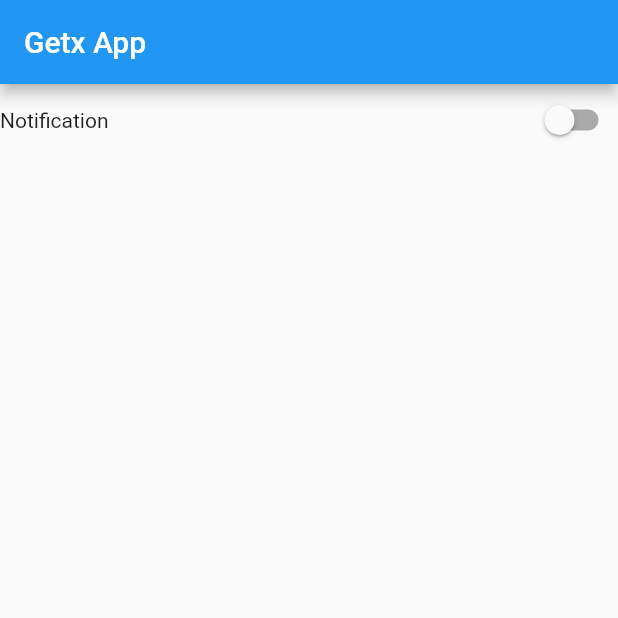
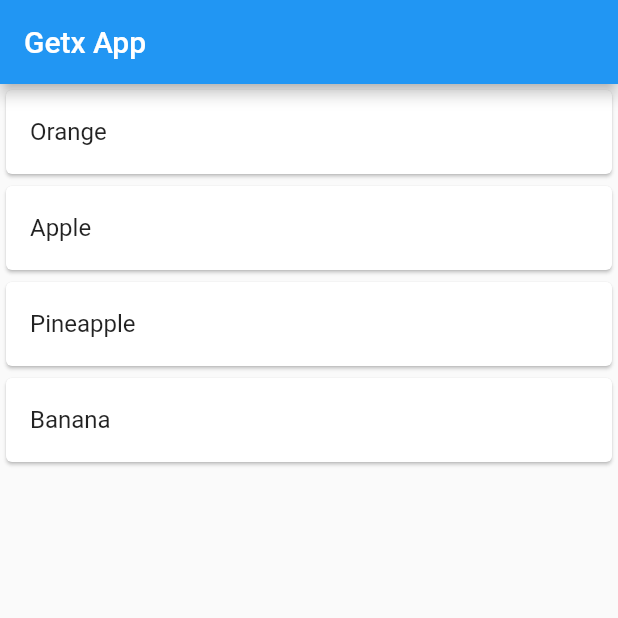
Before and after one commit to shaurya019/Flutter-GetX, a Flutter app: the screen it shows after launch, on a phone screen of 412 x 824 dp, the top half of it. Run offline on Flutter 3.47's test engine with Material 2 defaults, Android fonts, the phone set to English and light mode, and no system bars; our stand-ins replace get; missing offline and left inert: dart:ffi.

Commit message:
GetX favorite

```diff
--- a/lib/controllers /favourite_controller.dart
+++ b/lib/controllers /favourite_controller.dart
@@ -0,0 +1,13 @@
+import 'package:get/get.dart';
+
+class FavController extends GetxController{
+  RxList<String> arr = ['Orange' , 'Apple' , 'Pineapple' ,'Banana'].obs;
+  RxList temp = [].obs;
+
+  addFav(String value){
+    temp.add(value);
+  }
+  removeFav(String value){
+    temp.remove(value);
+  }
+}
--- a/lib/home_screen.dart
+++ b/lib/home_screen.dart
@@ -2,6 +2,7 @@ import 'package:flutter/material.dart';
 import 'package:get/get.dart';
 import 'controllers /counter_example.dart';
 import 'controllers /example_two_controller.dart';
+import 'controllers /favourite_controller.dart';
 import 'controllers /notification.dart';
 
 
@@ -13,34 +14,37 @@ class HomeScreen extends StatefulWidget {
 }
 
 class _HomeScreenState extends State<HomeScreen> {
-final ExampleThree exampleThree = Get.put(ExampleThree());
+
   @override
   void initState(){
     super.initState();
   }
 
   Widget build(BuildContext context) {
+    FavController favController = Get.put(FavController());
     return Scaffold(
       appBar: AppBar(
         title: Text('Getx App'),
       ),
-      body:Column(
-        children: [
-          Row(
-            mainAxisAlignment: MainAxisAlignment.spaceBetween,
-            children: [
-              Text('Notification'),
-              Obx(() =>
-                  Switch(
-                      value: exampleThree.notification.value,
-                      onChanged: (value){
-                        exampleThree.setNotification(value);
-                      })
+      body:ListView.builder(
+          itemCount: favController.arr.length,
+          itemBuilder: (context,index){
+            return Card(
+              child: ListTile(
+                onTap: (){
+                  if(favController.temp.contains(favController.arr[index].toString())){
+                    favController.removeFav(favController.arr[index].toString());
+                  }else{
+                    favController.addFav(favController.arr[index].toString());
+                  }
+                },
+                title: Text(favController.arr[index].toString()),
+                trailing:Obx( ()=>Icon(Icons.favorite,
+                  color: favController.temp.contains(favController.arr[index].toString()) ? Colors.red : Colors.white,
+                ) )
               ),
-            ],
-          ),
-        ],
-      ),
+            );
+          })
     );
   }
 }
```
